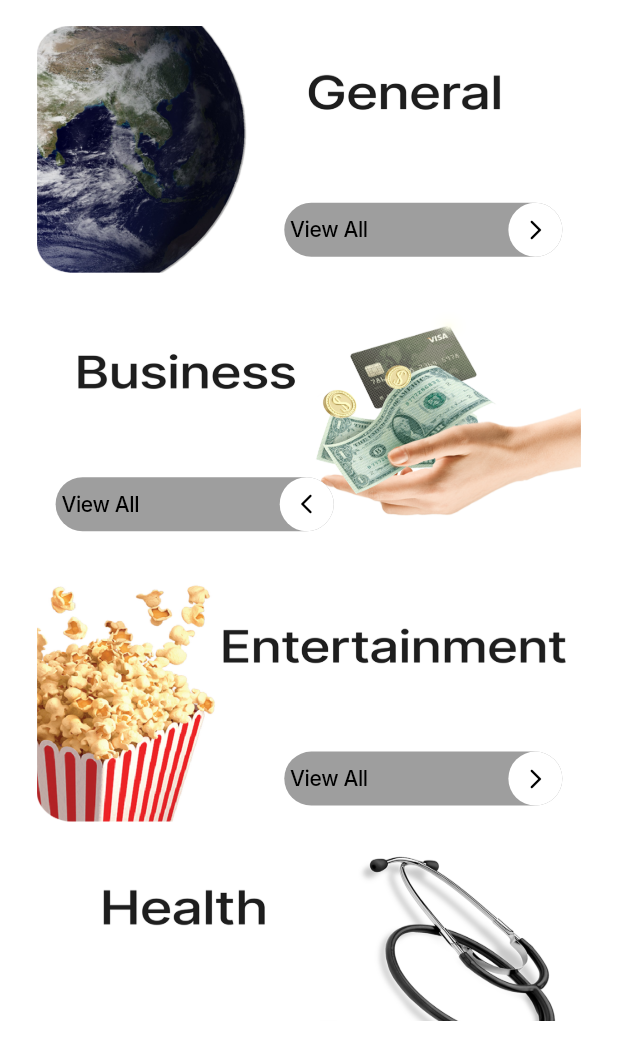
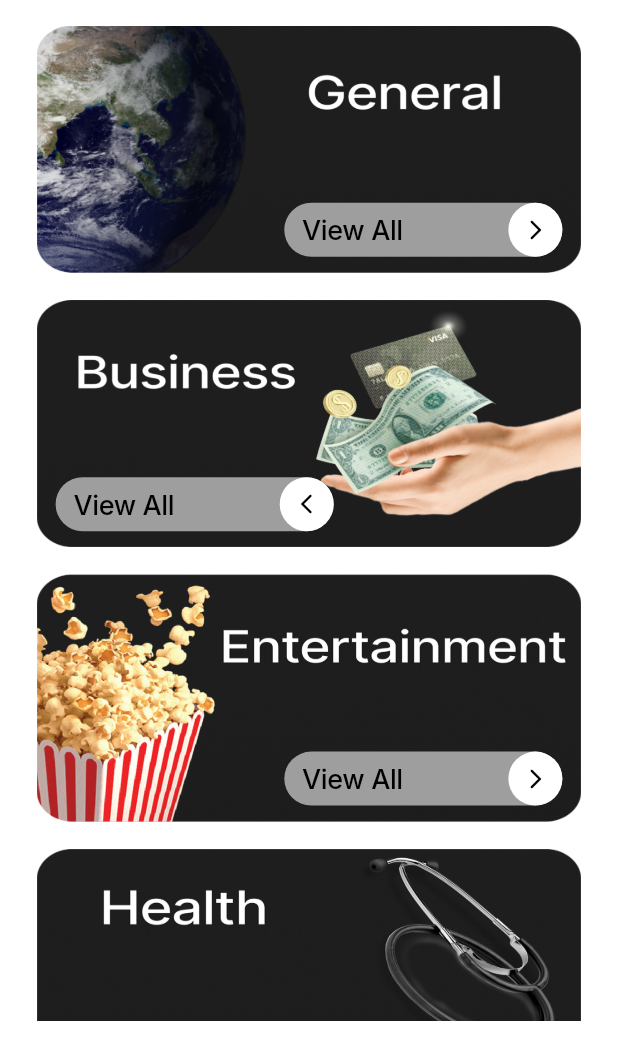
Before and after one commit to Zahira-Hamza/News_app, a Flutter app: the screen it shows after launch, on a phone screen of 412 x 824 dp, the part 190-1236 px from its top. Run offline on Flutter 3.47's test engine with Material 3 defaults, Android fonts, the phone set to English and light mode, and no system bars; our stand-ins replace cached_network_image, easy_localization, google_fonts, webview_flutter.

Commit message:
Initial commit

```diff
--- a/lib/api/api_manager.dart
+++ b/lib/api/api_manager.dart
@@ -32,7 +32,7 @@ class ApiManager {
   static Future<NewsResponse> getNewsSources(
     String sourceId, {
     int page = 1,
-    int pageSize = 20, // ممكن تزوديها لحد 100 حسب الـ API
+    int pageSize = 20,
   }) async {
     Uri url = Uri.https(ApiConstants.baseUrl, EndPoints.newsApi, {
       'apiKey': ApiConstants.apiKey,
--- a/lib/ui/home/category_fragments/category_fragment.dart
+++ b/lib/ui/home/category_fragments/category_fragment.dart
@@ -1,7 +1,9 @@
 import 'package:easy_localization/easy_localization.dart';
 import 'package:flutter/material.dart';
+import 'package:provider/provider.dart';
 
 import '../../../model/category_widget.dart';
+import '../../../providers/app_theme_provider.dart';
 import 'category_item.dart';
 
 typedef OnCategorySelected = void Function(CategoryWidget category);
@@ -16,8 +18,12 @@ class CategoryFragment extends StatelessWidget {
   Widget build(BuildContext context) {
     var height = MediaQuery.of(context).size.height;
     var width = MediaQuery.of(context).size.width;
+    // ناخد isDark من ThemeProvider نفسه
+    final themeProvider = Provider.of<ThemeProvider>(context);
+    bool isDark = themeProvider.isDark;
 
-    categoryList = CategoryWidget.getCategoryList(true);
+    // ونمرر القيمة الصح
+    categoryList = CategoryWidget.getCategoryList(isDark);
 
     return Padding(
       padding:
--- a/lib/ui/home/category_fragments/category_item.dart
+++ b/lib/ui/home/category_fragments/category_item.dart
@@ -117,12 +117,12 @@ class CategoryItem extends StatelessWidget {
                     // Use Flexible instead of Expanded
                     child: Padding(
                       padding: const EdgeInsets.symmetric(
-                          horizontal: 4.0), // Reduce padding
+                          horizontal: 12.0), // Reduce padding
                       child: Text(
                         "View All".tr(),
                         style:
                             Theme.of(context).textTheme.displayLarge?.copyWith(
-                                  fontSize: 14, // Reduce font size if needed
+                                  fontSize: 18, // Reduce font size if needed
                                 ),
                         overflow: TextOverflow.ellipsis,
                         maxLines: 1,
```
